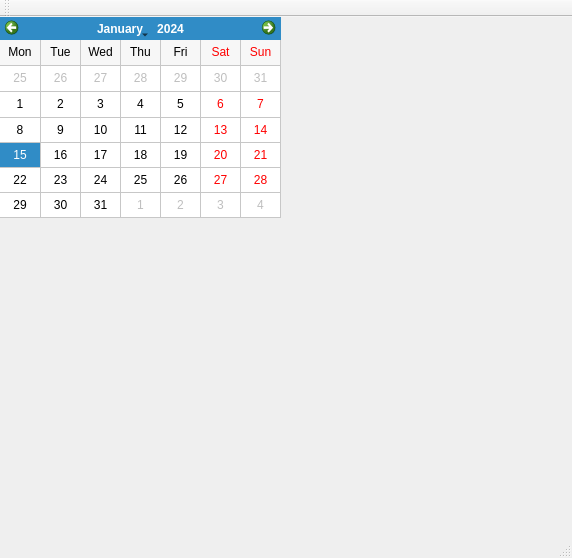
This is viewer/gameviewer.ui in lyohytch/Hockey-Game-Viewer as Qt 5 draws it before an edit. The edited form follows.
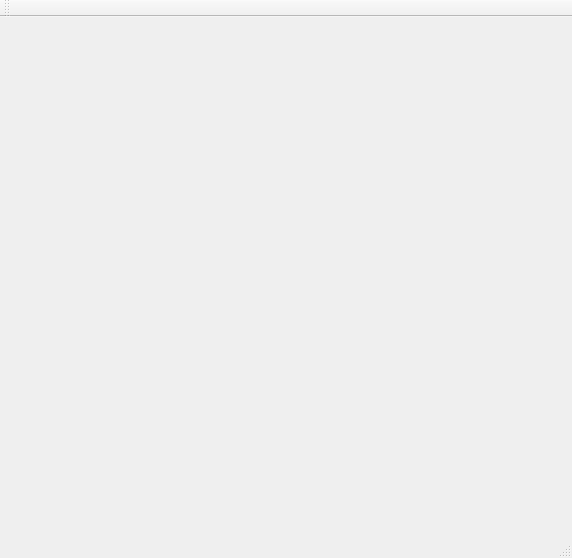
This is the edited form.

The edit to the form file:
```diff
--- a/viewer/gameviewer.ui
+++ b/viewer/gameviewer.ui
@@ -13,30 +13,7 @@
   <property name="windowTitle">
    <string>GameViewer</string>
   </property>
-  <widget class="QWidget" name="centralWidget">
-   <widget class="QCalendarWidget" name="calendarWidget">
-    <property name="geometry">
-     <rect>
-      <x>0</x>
-      <y>0</y>
-      <width>281</width>
-      <height>201</height>
-     </rect>
-    </property>
-    <property name="toolTip">
-     <string>Select day  for match results viewing</string>
-    </property>
-    <property name="firstDayOfWeek">
-     <enum>Qt::Monday</enum>
-    </property>
-    <property name="gridVisible">
-     <bool>true</bool>
-    </property>
-    <property name="verticalHeaderFormat">
-     <enum>QCalendarWidget::NoVerticalHeader</enum>
-    </property>
-   </widget>
-  </widget>
+  <widget class="QWidget" name="centralWidget"/>
   <widget class="QMenuBar" name="menuBar">
    <property name="geometry">
     <rect>
```
